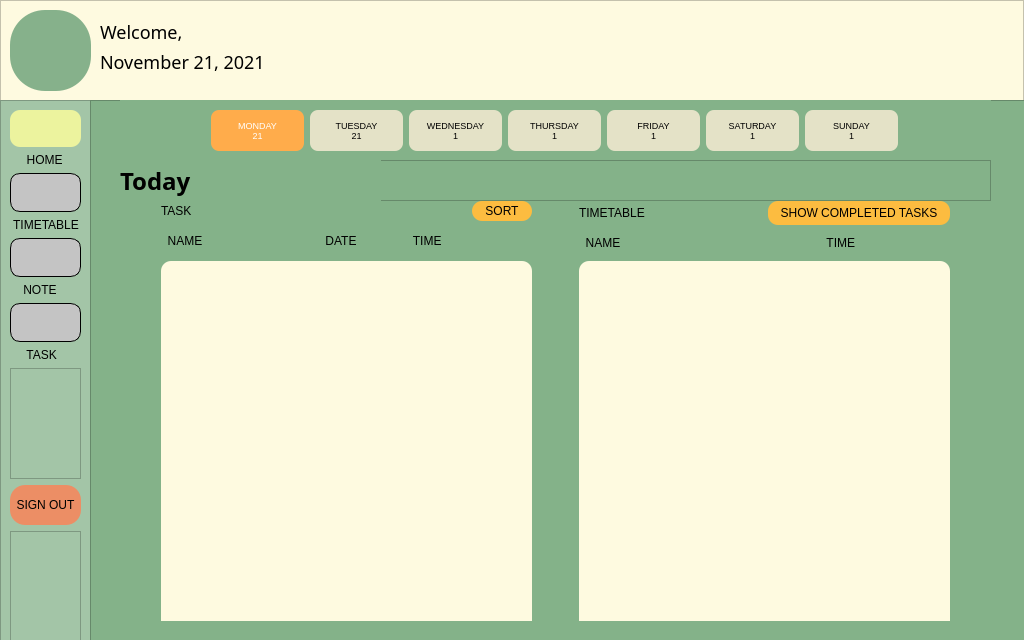
Qt form home_week.ui (The-name-FPGN-is-already-taken/NoteMe) before a commit.
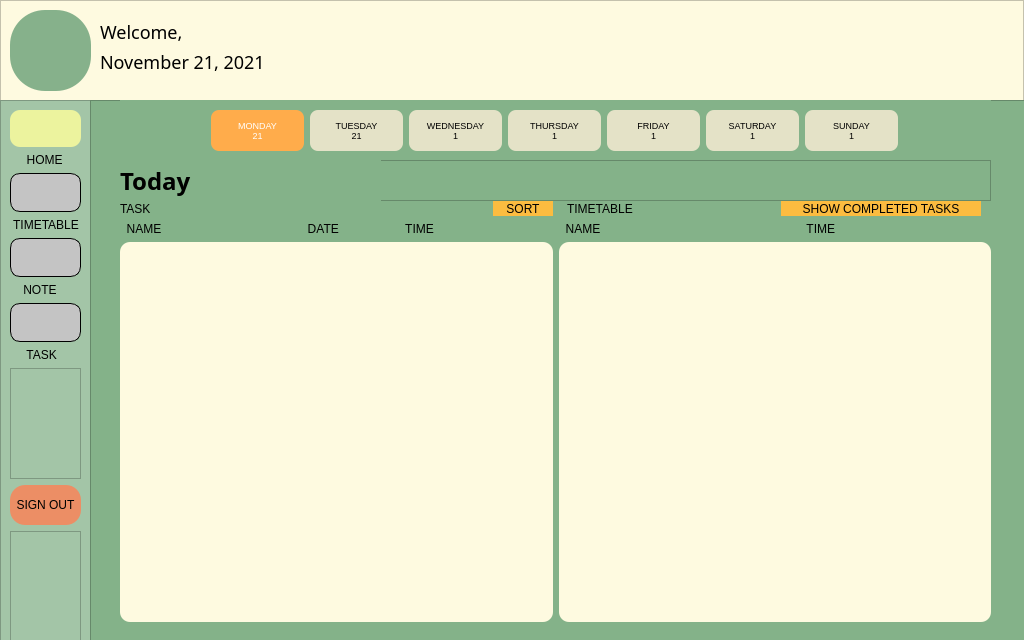
The same form after that commit. Icons and pictures are not drawn.

```diff
--- a/home_week.ui
+++ b/home_week.ui
@@ -412,7 +412,7 @@
        <x>30</x>
        <y>100</y>
        <width>871</width>
-       <height>421</height>
+       <height>441</height>
       </rect>
      </property>
      <property name="styleSheet">
@@ -430,7 +430,7 @@
         <x>0</x>
         <y>0</y>
         <width>871</width>
-        <height>421</height>
+        <height>441</height>
        </rect>
       </property>
       <widget class="QWidget" name="layoutWidget">
@@ -439,7 +439,7 @@
          <x>0</x>
          <y>1</y>
          <width>871</width>
-         <height>431</height>
+         <height>421</height>
         </rect>
        </property>
        <layout class="QHBoxLayout" name="horizontalLayout_4">
@@ -523,7 +523,7 @@
              <string notr="true">background: #84B289;</string>
             </property>
             <property name="text">
-             <string>  NAME                                     DATE                 TIME</string>
+             <string>  NAME                                            DATE                    TIME</string>
             </property>
            </widget>
           </item>
@@ -531,8 +531,8 @@
            <widget class="QListWidget" name="taskTray">
             <property name="maximumSize">
              <size>
-              <width>371</width>
-              <height>371</height>
+              <width>450</width>
+              <height>380</height>
              </size>
             </property>
             <property name="toolTip">
@@ -614,8 +614,8 @@
            <widget class="QListWidget" name="timeTableTray">
             <property name="maximumSize">
              <size>
-              <width>371</width>
-              <height>371</height>
+              <width>450</width>
+              <height>380</height>
              </size>
             </property>
             <property name="toolTip">
@@ -995,7 +995,7 @@
    </property>
    <layout class="QHBoxLayout" name="horizontalLayout"/>
   </widget>
-  <widget class="QWidget" name="">
+  <widget class="QWidget" name="layoutWidget">
    <property name="geometry">
     <rect>
      <x>0</x>
```
Left out of the diff: 6 changed lines with no effect on the pictures.
